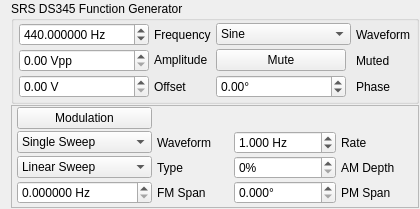
Before: the Qt Designer form DS345Widget.ui in davidgrier/QInstrument, drawn with Qt 5.
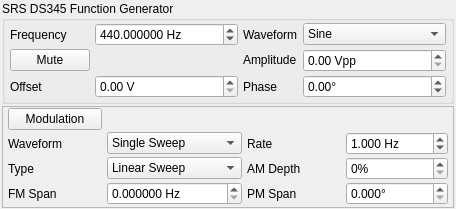
After: the same form once the commit is applied.

Commit message: Apply GUI standards

Patch:
```diff
--- a/DS345Widget.ui
+++ b/DS345Widget.ui
@@ -6,7 +6,7 @@
    <rect>
     <x>0</x>
     <y>0</y>
-    <width>420</width>
+    <width>456</width>
     <height>209</height>
    </rect>
   </property>
@@ -15,13 +15,16 @@
   </property>
   <layout class="QVBoxLayout" name="verticalLayout">
    <property name="spacing">
-    <number>1</number>
+    <number>2</number>
+   </property>
+   <property name="leftMargin">
+    <number>2</number>
    </property>
    <property name="topMargin">
     <number>1</number>
    </property>
    <property name="rightMargin">
-    <number>1</number>
+    <number>2</number>
    </property>
    <property name="bottomMargin">
     <number>1</number>
@@ -53,17 +56,7 @@
       <property name="verticalSpacing">
        <number>2</number>
       </property>
-      <item row="0" column="4">
-       <widget class="QLabel" name="waveformlabel">
-        <property name="text">
-         <string>Waveform</string>
-        </property>
-        <property name="buddy">
-         <cstring>waveform</cstring>
-        </property>
-       </widget>
-      </item>
-      <item row="0" column="1">
+      <item row="0" column="0">
        <widget class="QLabel" name="frequencyLabel">
         <property name="text">
          <string>Frequency</string>
@@ -73,7 +66,7 @@
         </property>
        </widget>
       </item>
-      <item row="0" column="0">
+      <item row="0" column="1">
        <widget class="QDoubleSpinBox" name="frequency">
         <property name="sizePolicy">
          <sizepolicy hsizetype="MinimumExpanding" vsizetype="Fixed">
@@ -107,7 +100,17 @@
         </property>
        </widget>
       </item>
-      <item row="0" column="2" colspan="2">
+      <item row="0" column="2">
+       <widget class="QLabel" name="waveformlabel">
+        <property name="text">
+         <string>Waveform</string>
+        </property>
+        <property name="buddy">
+         <cstring>waveform</cstring>
+        </property>
+       </widget>
+      </item>
+      <item row="0" column="3">
        <widget class="QComboBox" name="waveform">
         <item>
          <property name="text">
@@ -141,65 +144,7 @@
         </item>
        </widget>
       </item>
-      <item row="1" column="0">
-       <widget class="QDoubleSpinBox" name="amplitude">
-        <property name="sizePolicy">
-         <sizepolicy hsizetype="MinimumExpanding" vsizetype="Fixed">
-          <horstretch>0</horstretch>
-          <verstretch>0</verstretch>
-         </sizepolicy>
-        </property>
-        <property name="suffix">
-         <string> Vpp</string>
-        </property>
-        <property name="maximum">
-         <double>5.000000000000000</double>
-        </property>
-        <property name="singleStep">
-         <double>0.010000000000000</double>
-        </property>
-       </widget>
-      </item>
-      <item row="1" column="1">
-       <widget class="QLabel" name="amplitudeLabel">
-        <property name="text">
-         <string>&lt;html&gt;&lt;head/&gt;&lt;body&gt;&lt;p&gt;Amplitude&lt;/p&gt;&lt;/body&gt;&lt;/html&gt;</string>
-        </property>
-        <property name="buddy">
-         <cstring>amplitude</cstring>
-        </property>
-       </widget>
-      </item>
-      <item row="1" column="4">
-       <widget class="QLabel" name="muteLabel">
-        <property name="text">
-         <string>Muted</string>
-        </property>
-        <property name="buddy">
-         <cstring>mute</cstring>
-        </property>
-       </widget>
-      </item>
-      <item row="2" column="0">
-       <widget class="QDoubleSpinBox" name="offset">
-        <property name="sizePolicy">
-         <sizepolicy hsizetype="MinimumExpanding" vsizetype="Fixed">
-          <horstretch>0</horstretch>
-          <verstretch>0</verstretch>
-         </sizepolicy>
-        </property>
-        <property name="suffix">
-         <string> V</string>
-        </property>
-        <property name="maximum">
-         <double>5.000000000000000</double>
-        </property>
-        <property name="singleStep">
-         <double>0.010000000000000</double>
-        </property>
-       </widget>
-      </item>
-      <item row="2" column="1">
+      <item row="3" column="0">
        <widget class="QLabel" name="offsetLabel">
         <property name="text">
          <string>Offset</string>
@@ -209,8 +154,8 @@
         </property>
        </widget>
       </item>
-      <item row="2" column="2">
-       <widget class="QDoubleSpinBox" name="phase">
+      <item row="3" column="1">
+       <widget class="QDoubleSpinBox" name="offset">
         <property name="sizePolicy">
          <sizepolicy hsizetype="MinimumExpanding" vsizetype="Fixed">
           <horstretch>0</horstretch>
@@ -218,17 +163,17 @@
          </sizepolicy>
         </property>
         <property name="suffix">
-         <string>°</string>
-        </property>
-        <property name="minimum">
-         <double>-7200.000000000000000</double>
+         <string> V</string>
         </property>
         <property name="maximum">
-         <double>7200.000000000000000</double>
+         <double>5.000000000000000</double>
+        </property>
+        <property name="singleStep">
+         <double>0.010000000000000</double>
         </property>
        </widget>
       </item>
-      <item row="2" column="4">
+      <item row="3" column="2">
        <widget class="QLabel" name="phaseLabel">
         <property name="text">
          <string>Phase</string>
@@ -238,7 +183,26 @@
         </property>
        </widget>
       </item>
-      <item row="1" column="2">
+      <item row="3" column="3">
+       <widget class="QDoubleSpinBox" name="phase">
+        <property name="sizePolicy">
+         <sizepolicy hsizetype="MinimumExpanding" vsizetype="Fixed">
+          <horstretch>0</horstretch>
+          <verstretch>0</verstretch>
+         </sizepolicy>
+        </property>
+        <property name="suffix">
+         <string>°</string>
+        </property>
+        <property name="minimum">
+         <double>-7200.000000000000000</double>
+        </property>
+        <property name="maximum">
+         <double>7200.000000000000000</double>
+        </property>
+       </widget>
+      </item>
+      <item row="1" column="0">
        <widget class="QPushButton" name="mute">
         <property name="text">
          <string>Mute</string>
@@ -248,6 +212,35 @@
         </property>
        </widget>
       </item>
+      <item row="1" column="2">
+       <widget class="QLabel" name="amplitudeLabel">
+        <property name="text">
+         <string>&lt;html&gt;&lt;head/&gt;&lt;body&gt;&lt;p&gt;Amplitude&lt;/p&gt;&lt;/body&gt;&lt;/html&gt;</string>
+        </property>
+        <property name="buddy">
+         <cstring>amplitude</cstring>
+        </property>
+       </widget>
+      </item>
+      <item row="1" column="3">
+       <widget class="QDoubleSpinBox" name="amplitude">
+        <property name="sizePolicy">
+         <sizepolicy hsizetype="MinimumExpanding" vsizetype="Fixed">
+          <horstretch>0</horstretch>
+          <verstretch>0</verstretch>
+         </sizepolicy>
+        </property>
+        <property name="suffix">
+         <string> Vpp</string>
+        </property>
+        <property name="maximum">
+         <double>5.000000000000000</double>
+        </property>
+        <property name="singleStep">
+         <double>0.010000000000000</double>
+        </property>
+       </widget>
+      </item>
      </layout>
     </widget>
    </item>
@@ -288,7 +281,17 @@
         </property>
        </widget>
       </item>
-      <item row="1" column="0">
+      <item row="2" column="0">
+       <widget class="QLabel" name="modulation_waveformLabel">
+        <property name="text">
+         <string>Waveform</string>
+        </property>
+        <property name="buddy">
+         <cstring>modulation_waveform</cstring>
+        </property>
+       </widget>
+      </item>
+      <item row="2" column="1">
        <widget class="QComboBox" name="modulation_waveform">
         <item>
          <property name="text">
@@ -327,17 +330,7 @@
         </item>
        </widget>
       </item>
-      <item row="1" column="1">
-       <widget class="QLabel" name="modulation_waveformLabel">
-        <property name="text">
-         <string>Waveform</string>
-        </property>
-        <property name="buddy">
-         <cstring>modulation_waveform</cstring>
-        </property>
-       </widget>
-      </item>
-      <item row="1" column="2">
+      <item row="2" column="3">
        <widget class="QDoubleSpinBox" name="modulation_rate">
         <property name="suffix">
          <string> Hz</string>
@@ -356,7 +349,7 @@
         </property>
        </widget>
       </item>
-      <item row="1" column="3">
+      <item row="2" column="2">
        <widget class="QLabel" name="modulation_rateLabel">
         <property name="text">
          <string>Rate</string>
@@ -366,7 +359,7 @@
         </property>
        </widget>
       </item>
-      <item row="2" column="0">
+      <item row="3" column="1">
        <widget class="QComboBox" name="modulation_type">
         <item>
          <property name="text">
@@ -400,7 +393,7 @@
         </item>
        </widget>
       </item>
-      <item row="2" column="1">
+      <item row="3" column="0">
        <widget class="QLabel" name="modulation_typeLabel">
         <property name="text">
          <string>Type</string>
@@ -410,20 +403,7 @@
         </property>
        </widget>
       </item>
-      <item row="2" column="2">
-       <widget class="QSpinBox" name="am_depth">
-        <property name="suffix">
-         <string>%</string>
-        </property>
-        <property name="prefix">
-         <string/>
-        </property>
-        <property name="maximum">
-         <number>100</number>
-        </property>
-       </widget>
-      </item>
-      <item row="2" column="3">
+      <item row="3" column="2">
        <widget class="QLabel" name="am_depthLabel">
         <property name="text">
          <string>AM Depth</string>
@@ -433,20 +413,20 @@
         </property>
        </widget>
       </item>
-      <item row="3" column="0">
-       <widget class="QDoubleSpinBox" name="fm_span">
+      <item row="3" column="3">
+       <widget class="QSpinBox" name="am_depth">
         <property name="suffix">
-         <string> Hz</string>
+         <string>%</string>
         </property>
-        <property name="decimals">
-         <number>6</number>
+        <property name="prefix">
+         <string/>
         </property>
         <property name="maximum">
-         <double>30000000.000000000000000</double>
+         <number>100</number>
         </property>
        </widget>
       </item>
-      <item row="3" column="1">
+      <item row="4" column="0">
        <widget class="QLabel" name="fm_spanLabel">
         <property name="text">
          <string>FM Span</string>
@@ -456,20 +436,20 @@
         </property>
        </widget>
       </item>
-      <item row="3" column="2">
-       <widget class="QDoubleSpinBox" name="pm_span">
+      <item row="4" column="1">
+       <widget class="QDoubleSpinBox" name="fm_span">
         <property name="suffix">
-         <string>°</string>
+         <string> Hz</string>
         </property>
         <property name="decimals">
-         <number>3</number>
+         <number>6</number>
         </property>
         <property name="maximum">
-         <double>7199.998999999999796</double>
+         <double>30000000.000000000000000</double>
         </property>
        </widget>
       </item>
-      <item row="3" column="3">
+      <item row="4" column="2">
        <widget class="QLabel" name="pm_spanLabel">
         <property name="text">
          <string>PM Span</string>
@@ -479,6 +459,19 @@
         </property>
        </widget>
       </item>
+      <item row="4" column="3">
+       <widget class="QDoubleSpinBox" name="pm_span">
+        <property name="suffix">
+         <string>°</string>
+        </property>
+        <property name="decimals">
+         <number>3</number>
+        </property>
+        <property name="maximum">
+         <double>7199.998999999999796</double>
+        </property>
+       </widget>
+      </item>
      </layout>
     </widget>
    </item>
```
Left out of the diff: 2 changed lines with no effect on the pictures. The commit also changes 1 other file.
